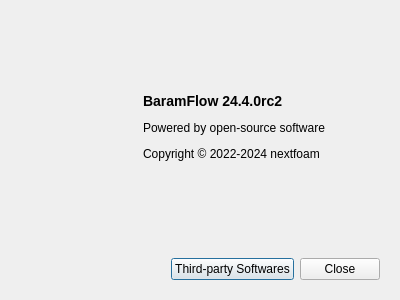
Above: baramFlow/view/main_window/menu/help/about_dialog.ui from nextfoam/baram before the change. Below: the same form after it.
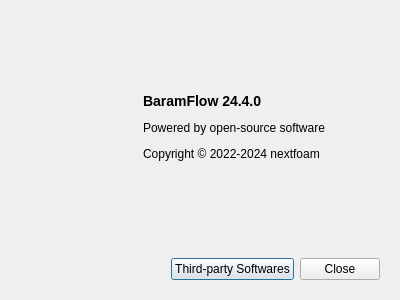
That is the form after the change.

```diff
--- a/baramFlow/view/main_window/menu/help/about_dialog.ui
+++ b/baramFlow/view/main_window/menu/help/about_dialog.ui
@@ -90,7 +90,7 @@
          </sizepolicy>
         </property>
         <property name="text">
-         <string>&lt;p&gt;&lt;b&gt;&lt;font size=&quot;4&quot;&gt;BaramFlow 24.4.0rc2&lt;/font&gt;&lt;/b&gt;&lt;/p&gt;
+         <string>&lt;p&gt;&lt;b&gt;&lt;font size=&quot;4&quot;&gt;BaramFlow 24.4.0&lt;/font&gt;&lt;/b&gt;&lt;/p&gt;
 
 &lt;p&gt;Powered by open-source software&lt;/p&gt;
 
```
